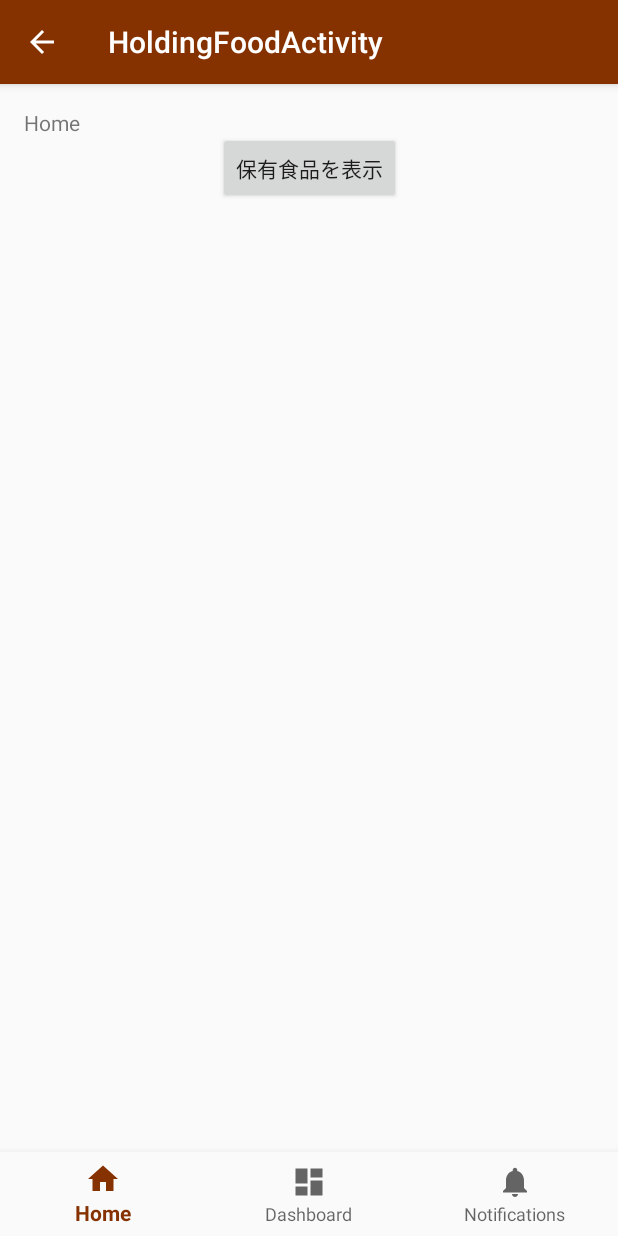
After one commit to Toron-KUT/Android_studio, an Android app: the HoldingFoodActivity screen opened directly, with no data from a screen before it, on a phone screen of 412 x 824 dp. The commit adds this screen. Run offline under Robolectric (Android 15) with nearby library versions, the phone set to English and light mode, and no system bars.

Commit message:
消えるの怖いから挙げる

```diff
--- a/app/build.gradle
+++ b/app/build.gradle
@@ -9,6 +9,7 @@ android {
         versionCode 1
         versionName "1.0"
         testInstrumentationRunner "android.support.test.runner.AndroidJUnitRunner"
+        vectorDrawables.useSupportLibrary = true
     }
     buildTypes {
         release {
--- /dev/null
+++ b/app/src/main/java/com/toron/marunakadeokaimono_test/HoldingFoodActivity.java
@@ -0,0 +1,76 @@
+package com.toron.marunakadeokaimono_test;
+
+import android.database.sqlite.SQLiteDatabase;
+import android.os.Bundle;
+import android.support.annotation.NonNull;
+import android.support.design.widget.BottomNavigationView;
+import android.support.v7.app.AppCompatActivity;
+import android.util.Log;
+import android.view.MenuItem;
+import android.view.View;
+import android.widget.Button;
+import android.widget.EditText;
+import android.widget.TextView;
+
+import java.util.List;
+
+public class HoldingFoodActivity extends AppCompatActivity {
+
+    private TextView mTextMessage;
+    private DatabaseHelper helper;
+    private SQLiteDatabase db;
+
+    private BottomNavigationView.OnNavigationItemSelectedListener mOnNavigationItemSelectedListener
+            = new BottomNavigationView.OnNavigationItemSelectedListener() {
+
+        @Override
+        public boolean onNavigationItemSelected(@NonNull MenuItem item) {
+            switch (item.getItemId()) {
+                case R.id.navigation_home:
+                    mTextMessage.setText(R.string.title_home);
+                    return true;
+                case R.id.navigation_dashboard:
+                    mTextMessage.setText(R.string.title_dashboard);
+                    return true;
+                case R.id.navigation_notifications:
+                    mTextMessage.setText(R.string.title_notifications);
+                    return true;
+            }
+            return false;
+        }
+    };
+
+    @Override
+    protected void onCreate(Bundle savedInstanceState) {
+        super.onCreate(savedInstanceState);
+        setContentView(R.layout.activity_holding_food);
+
+        mTextMessage = (TextView) findViewById(R.id.message);
+        BottomNavigationView navigation = (BottomNavigationView) findViewById(R.id.navigation);
+        navigation.setOnNavigationItemSelectedListener(mOnNavigationItemSelectedListener);
+
+        Button readButton = findViewById(R.id.button5);
+        readButton.setOnClickListener(new View.OnClickListener() {
+            @Override
+            public void onClick(View v) {
+                ShowHoldingFoodData();
+            }
+        });
+    }
+
+    private void ShowHoldingFoodData(){
+        try{
+            List<Object> HoldList = helper.GetHoldingFoodData(db);
+            if(HoldList!=null){
+                Log.d("debug","HoldList success");
+            }
+            else{
+                Log.d("debug","Holdlist failed");
+            }
+
+        }catch(NullPointerException e){
+            Log.d("debug"," null poirnt exception " + e.getMessage());
+        }
+    }
+
+}
--- a/app/src/main/java/com/toron/marunakadeokaimono_test/MainActivity.java
+++ b/app/src/main/java/com/toron/marunakadeokaimono_test/MainActivity.java
@@ -84,6 +84,10 @@ public class MainActivity extends AppCompatActivity {
         Intent intent = new Intent(this, DatabaseConnectTestActivity.class);
         startActivity(intent);
     }
+    public void goholding(View view){
+        Intent intent = new Intent(this, HoldingFoodActivity.class);
+        startActivity(intent);
+    }
 
 
 }
--- /dev/null
+++ b/app/src/main/res/layout/activity_holding_food.xml
@@ -0,0 +1,43 @@
+<?xml version="1.0" encoding="utf-8"?>
+<android.support.constraint.ConstraintLayout xmlns:android="http://schemas.android.com/apk/res/android"
+    xmlns:app="http://schemas.android.com/apk/res-auto"
+    xmlns:tools="http://schemas.android.com/tools"
+    android:id="@+id/container"
+    android:layout_width="match_parent"
+    android:layout_height="match_parent"
+    tools:context=".HoldingFoodActivity">
+
+    <TextView
+        android:id="@+id/message"
+        android:layout_width="wrap_content"
+        android:layout_height="wrap_content"
+        android:layout_marginStart="@dimen/activity_horizontal_margin"
+        android:layout_marginLeft="@dimen/activity_horizontal_margin"
+        android:layout_marginTop="@dimen/activity_vertical_margin"
+        android:text="@string/title_home"
+        app:layout_constraintLeft_toLeftOf="parent"
+        app:layout_constraintTop_toTopOf="parent" />
+
+    <android.support.design.widget.BottomNavigationView
+        android:id="@+id/navigation"
+        android:layout_width="0dp"
+        android:layout_height="wrap_content"
+        android:layout_marginStart="0dp"
+        android:layout_marginEnd="0dp"
+        android:background="?android:attr/windowBackground"
+        app:layout_constraintBottom_toBottomOf="parent"
+        app:layout_constraintLeft_toLeftOf="parent"
+        app:layout_constraintRight_toRightOf="parent"
+        app:menu="@menu/navigation" />
+
+    <Button
+        android:id="@+id/button5"
+        android:layout_width="wrap_content"
+        android:layout_height="wrap_content"
+        android:layout_marginTop="32dp"
+        android:text="保有食品を表示"
+        app:layout_constraintEnd_toEndOf="parent"
+        app:layout_constraintStart_toStartOf="parent"
+        app:layout_constraintTop_toTopOf="parent" />
+
+</android.support.constraint.ConstraintLayout>
--- a/app/src/main/res/values/strings.xml
+++ b/app/src/main/res/values/strings.xml
@@ -19,4 +19,5 @@
     <string name="read">read</string>
     <string name="send_test">go test</string>
     <string name="go_next">次へ</string>
+    <string name="title_activity_holding_food">HoldingFoodActivity</string>
 </resources>
```
Also changed, not shown: app/src/main/AndroidManifest.xml (+9 -1 lines), app/src/main/java/com/toron/marunakadeokaimono_test/DatabaseHelper.java (+35 -1 lines), app/src/main/res/layout/activity_main.xml (+15 -0 lines).
